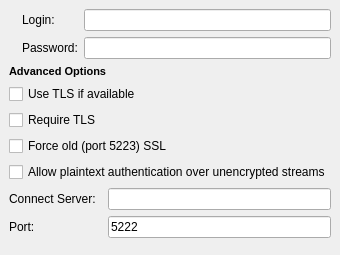
tkrotoff/WengoPhone, file wengophone/src/presentation/qt/imaccount/JabberSettings.ui: the form before one commit.
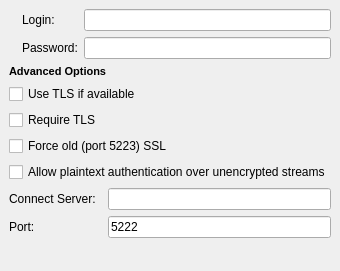
The form after the commit. Icons and pictures are not drawn.

The edit to the form file:
```diff
--- a/wengophone/src/presentation/qt/imaccount/JabberSettings.ui
+++ b/wengophone/src/presentation/qt/imaccount/JabberSettings.ui
@@ -9,7 +9,7 @@
     <x>0</x>
     <y>0</y>
     <width>305</width>
-    <height>255</height>
+    <height>271</height>
    </rect>
   </property>
   <property name="windowTitle" >
```
